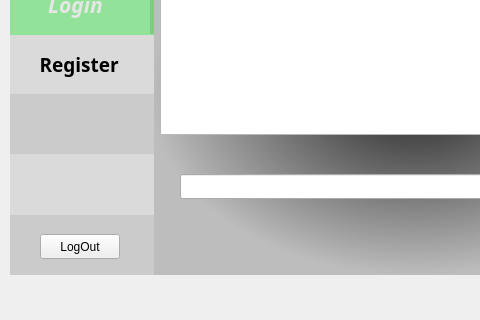
Above: Gui.ui from Edresson/Chat-RMI before the change; both pictures show x 0 to 480 and y 96 to 416 of the 706 by 416 pixel window. Below: the same form after it.
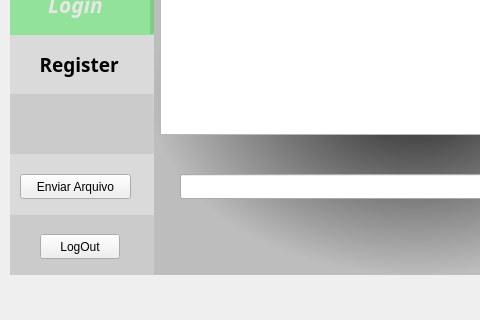
That is the form after the change. The open tabs and pages were chosen to show the change.

The edit to the form file:
```diff
--- a/Gui.ui
+++ b/Gui.ui
@@ -362,6 +362,19 @@
        <string>       Login</string>
       </property>
      </widget>
+     <widget class="QPushButton" name="enviararquivo">
+      <property name="geometry">
+       <rect>
+        <x>10</x>
+        <y>270</y>
+        <width>111</width>
+        <height>25</height>
+       </rect>
+      </property>
+      <property name="text">
+       <string>Enviar Arquivo</string>
+      </property>
+     </widget>
      <zorder>label_11</zorder>
      <zorder>label_16</zorder>
      <zorder>label_20</zorder>
@@ -378,6 +391,7 @@
      <zorder>bt_logout</zorder>
      <zorder>label_21</zorder>
      <zorder>label_19</zorder>
+     <zorder>enviararquivo</zorder>
     </widget>
     <widget class="QWidget" name="page_3">
      <widget class="QLineEdit" name="RSenha">
@@ -1321,7 +1335,7 @@
      <x>0</x>
      <y>0</y>
      <width>706</width>
-     <height>21</height>
+     <height>22</height>
     </rect>
    </property>
   </widget>
```
